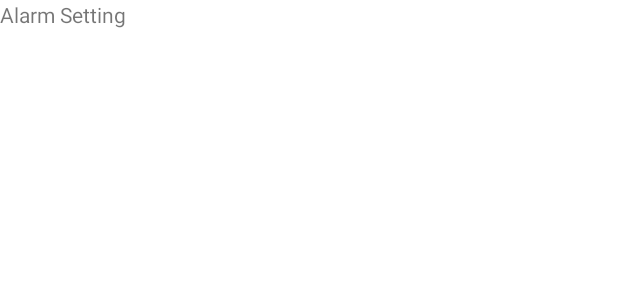
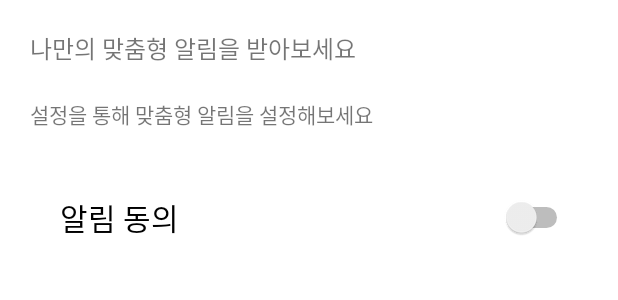
Before and after one commit to Dragon-K-REPO/SFMS_TEST, an Android app: the layout fragment_alarm_setting.xml on its own in the app's theme, with its tools: preview values and no code run, on a phone screen of 412 x 824 dp. Shown: the top 300 px of the screen. Run offline under Robolectric (Android 15) with nearby library versions, the phone set to English and light mode, and no system bars.

```diff
--- a/app/build.gradle
+++ b/app/build.gradle
@@ -46,4 +46,5 @@ dependencies {
     androidTestImplementation 'androidx.test.ext:junit:1.1.5'
     androidTestImplementation 'androidx.test.espresso:espresso-core:3.5.1'
     implementation "androidx.viewpager2:viewpager2:1.0.0"
+
 }
--- a/app/src/main/java/com/example/sfms_v1/ListViewItem.kt
+++ b/app/src/main/java/com/example/sfms_v1/ListViewItem.kt
@@ -2,6 +2,3 @@ package com.example.sfms_v1
 import android.graphics.drawable.Drawable
 
 data class ListViewItem(val text_title: String)
-{
-
-}
--- a/app/src/main/res/layout/fragment_alarm_setting.xml
+++ b/app/src/main/res/layout/fragment_alarm_setting.xml
@@ -1,14 +1,61 @@
 <?xml version="1.0" encoding="utf-8"?>
-<FrameLayout xmlns:android="http://schemas.android.com/apk/res/android"
+<LinearLayout xmlns:android="http://schemas.android.com/apk/res/android"
     xmlns:tools="http://schemas.android.com/tools"
     android:layout_width="match_parent"
     android:layout_height="match_parent"
-    tools:context=".AlarmSetting">
+    android:orientation="vertical"
+    tools:context=".AlarmSetting" >
 
-    <!-- TODO: Update blank fragment layout -->
-    <TextView
+    <LinearLayout
         android:layout_width="match_parent"
-        android:layout_height="match_parent"
-        android:text="Alarm Setting" />
+        android:layout_height="65dp"
+        android:orientation="vertical">
 
-</FrameLayout>
+        <TextView
+            android:id="@+id/textView"
+            android:layout_width="match_parent"
+            android:layout_height="wrap_content"
+            android:paddingLeft="20dp"
+            android:paddingTop="20dp"
+            android:text="나만의 맞춤형 알림을 받아보세요"
+            android:textSize="16sp" />
+    </LinearLayout>
+
+    <LinearLayout
+        android:layout_width="match_parent"
+        android:layout_height="40dp"
+        android:orientation="vertical">
+
+        <TextView
+            android:id="@+id/textView2"
+            android:layout_width="match_parent"
+            android:layout_height="wrap_content"
+            android:paddingLeft="20dp"
+            android:text="설정을 통해 맞춤형 알림을 설정해보세요" />
+
+    </LinearLayout>
+
+    <LinearLayout
+        android:layout_width="match_parent"
+        android:layout_height="79dp">
+
+        <LinearLayout
+            android:layout_width="match_parent"
+            android:layout_height="match_parent"
+            android:orientation="horizontal">
+
+            <Switch
+                android:id="@+id/switch1"
+                android:layout_width="wrap_content"
+                android:layout_height="match_parent"
+                android:layout_marginLeft="40dp"
+                android:layout_marginRight="30dp"
+                android:layout_weight="1"
+                android:text="알림 동의"
+                android:textSize="20sp"
+                android:switchMinWidth="40sp"/>
+        </LinearLayout>
+
+    </LinearLayout>
+
+</LinearLayout>
```
Also changed, not shown: app/src/main/java/com/example/sfms_v1/Alarm.kt (+35 -2 lines), app/src/main/java/com/example/sfms_v1/ListViewAdapter.kt (+5 -3 lines), app/src/main/res/layout/fragment_alarm.xml (+3 -6 lines).
